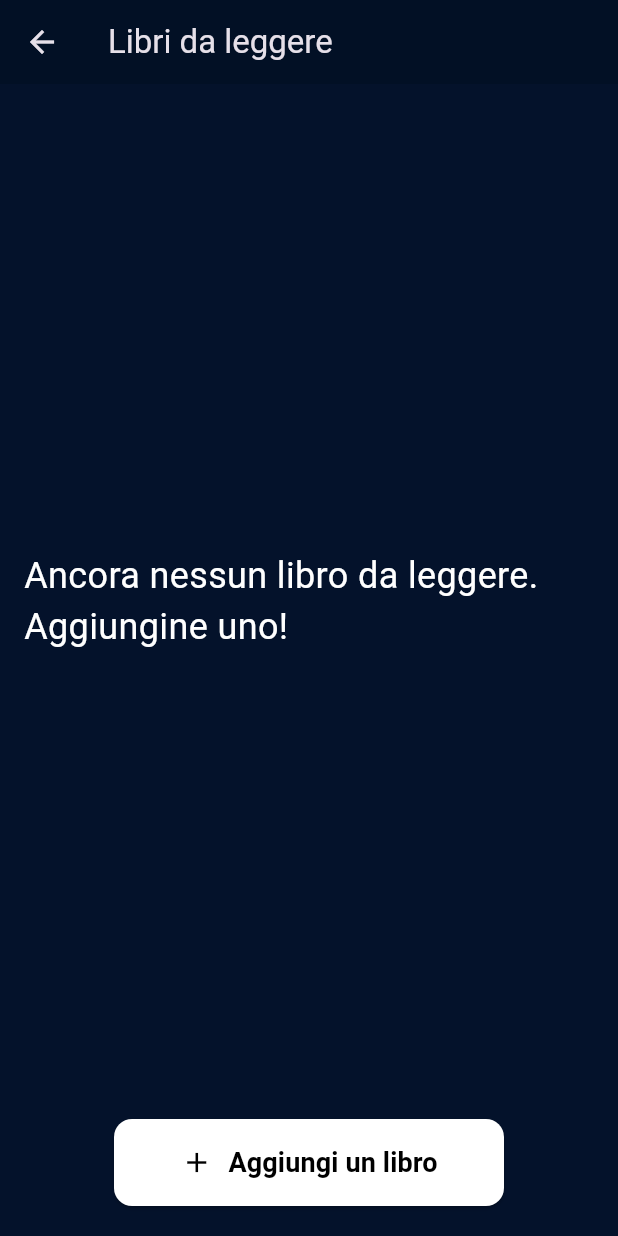
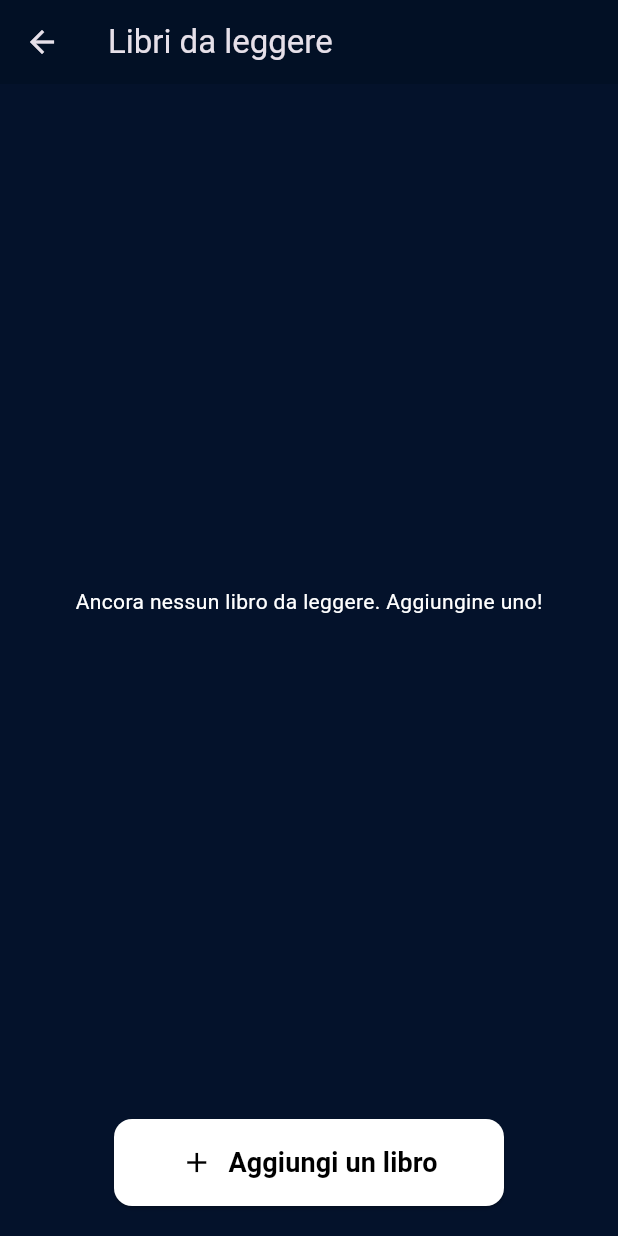
Before and after one commit to marioreste/mobyread, a Flutter app: the ReadingScreen screen opened directly, on a phone screen of 412 x 824 dp. Run offline on Flutter 3.47's test engine with Material 3 defaults, Android fonts, the light colour scheme and no system bars.

Commit message:
Bug fixing

```diff
--- a/lib/screens/reading_screen.dart
+++ b/lib/screens/reading_screen.dart
@@ -1,5 +1,6 @@
 import 'package:flutter/material.dart';
 import '../models/book.dart';
+import '../models/books_store.dart';
 
 class ReadingScreen extends StatefulWidget {
   const ReadingScreen({super.key});
@@ -9,22 +10,12 @@ class ReadingScreen extends StatefulWidget {
 }
 
 class _ReadingScreenState extends State<ReadingScreen> {
-  final List<Book> _toRead = [];
 
   static const deepBlue = Color(0xFF04122B);
   static const deepBlueAppBar = Color(0xFF021025);
 
-  void addBook(Book book) {
-    setState(() {
-      _toRead.add(book);
-    });
-  }
-
-  void removeBook(Book book) {
-    setState(() {
-      _toRead.removeWhere((b) => b.title == book.title);
-    });
-  }
+  void addBook(Book book) => BooksStore.instance.addToRead(book);
+  void removeBook(Book book) => BooksStore.instance.removeFromToRead(book);
 
   Future<void> _showAddBookDialog() async {
     final formKey = GlobalKey<FormState>();
@@ -110,34 +101,35 @@ class _ReadingScreenState extends State<ReadingScreen> {
         ),
         title: const Text('Libri da leggere'),
       ),
-      body: SizedBox(
-        width: double.infinity,
-        child: SafeArea(
+      body: SafeArea(
         child: Column(
           children: [
             Expanded(
               child: Padding(
                 padding: const EdgeInsets.all(16.0),
-                  child: _toRead.isEmpty
-                      ? const Center(
+                child: ValueListenableBuilder<List<Book>>(
+                  valueListenable: BooksStore.instance.toRead,
+                  builder: (context, books, _) {
+                    if (books.isEmpty) {
+                      return const Center(
                         child: Text(
                           'Ancora nessun libro da leggere. Aggiungine uno!',
-                            style: TextStyle(
-                              color: Colors.white,
-                              fontSize: 24,
+                          style: TextStyle(color: Colors.white),
                         ),
-                          ),
-                        )
-                      : SingleChildScrollView(
+                      );
+                    }
+                    return SingleChildScrollView(
                       child: Column(
                         crossAxisAlignment: CrossAxisAlignment.stretch,
                         children: [
-                              ..._toRead.map(
-                                (book) => Column(
+                          ...books.map((book) => Column(
                                 children: [
                                   ListTile(
                                     title: Text(book.title, style: const TextStyle(color: Colors.white)),
-                                      subtitle: Text(book.author, style: const TextStyle(color: Colors.white70)),
+                                    subtitle: (() {
+                                      final text = [book.author, book.genre].join(' - ');
+                                      return Text(text, style: const TextStyle(color: Colors.white70));
+                                    }()),
                                     trailing: IconButton(
                                       icon: const Icon(Icons.delete, color: Colors.white),
                                       onPressed: () => removeBook(book),
@@ -145,14 +137,14 @@ class _ReadingScreenState extends State<ReadingScreen> {
                                   ),
                                   const Divider(color: Colors.white24),
                                 ],
+                              )),
+                        ],
                       ),
-                              ).toList(),
-                            ],
+                    );
+                  },
                 ),
               ),
             ),
-              ),
-
             Padding(
               padding: const EdgeInsets.only(bottom: 20.0, left: 16.0, right: 16.0),
               child: Align(
@@ -182,7 +174,6 @@ class _ReadingScreenState extends State<ReadingScreen> {
           ],
         ),
       ),
-      ),
     );
   }
 }
```
Also changed, not shown: lib/screens/read_screen.dart (+25 -35 lines). Lines whose indentation alone changed are shown as unchanged.
